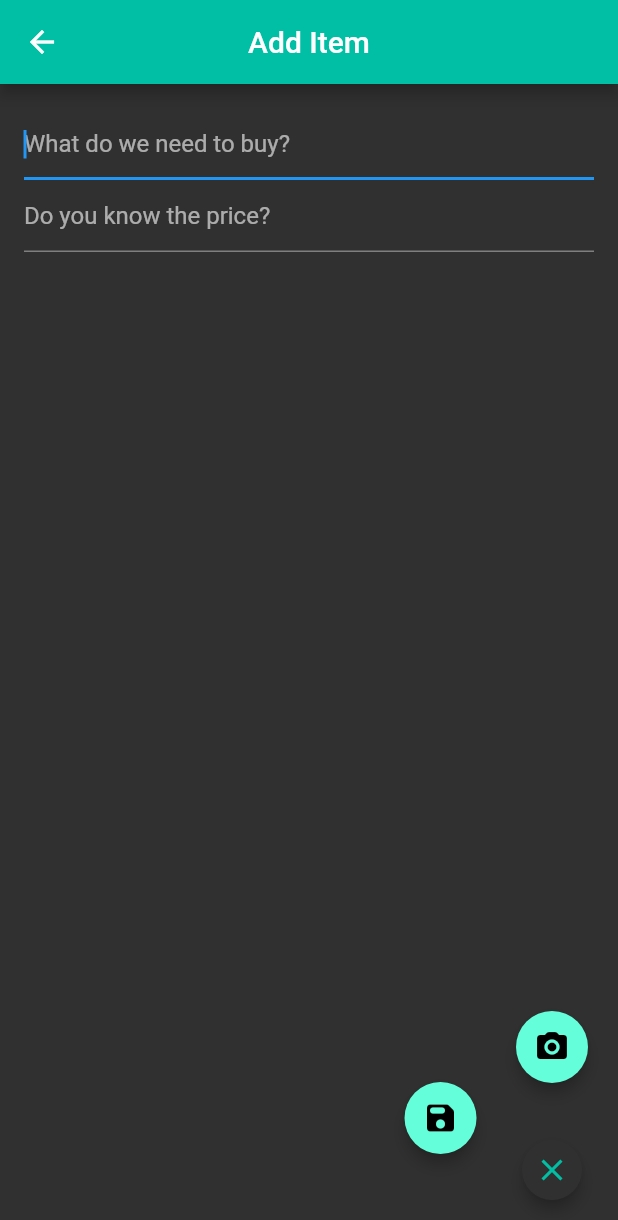
After one commit to lucssilva/flutter_market_list_app, a Flutter app: the AddOrEditPage screen opened by its route, after a tap on the "close" icon, on a phone screen of 412 x 824 dp. The commit adds this screen. Shown: the top 1220 px of the screen. Run offline on Flutter 3.47's test engine with Material 2 defaults, Android fonts, the phone set to English and light mode, and no system bars.

Commit message:
Updating Pages from View with ExpandableFabWidget addition from Flutter Cookbook

```diff
--- a/lib/utils/consts.dart
+++ b/lib/utils/consts.dart
@@ -6,7 +6,23 @@ abstract class Routes {
 abstract class UIText {
   UIText._();
   static String get appTitle => 'Market List App';
-  static String get addTodo => 'Add Todo';
-  static String get todos => 'Todos';
+  static String get add => 'Add Item';
+  static String get edit => 'Edit Item';
+  static String get save => 'Save Changes';
+  static String get list => 'List';
   static String get stats => 'Stats';
+  static String get itemHint => 'What do we need to buy?';
+  static String get priceHint => 'Do you know the price?';
 }
+
+abstract class Validators {
+  Validators._();
+  static String title(String str) =>
+      str.trim().isEmpty ? 'Please enter some text' : null;
+}
+
+abstract class Measurements {
+  static double get fabDistance => 82.0;
+  static double get fabStartBttAngle => 25.0;
+  static double get fabIncrementBttAngle => 65.0;
+}
--- /dev/null
+++ b/lib/view/components/_expadingactionbutton.component.dart
@@ -0,0 +1,35 @@
+import 'dart:math' as math;
+import 'package:flutter/material.dart';
+
+class ExpandingActionButtonComponent extends StatelessWidget {
+  ExpandingActionButtonComponent({
+    @required this.child,
+    @required this.directionInDegrees,
+    @required this.maxDistance,
+    @required this.progress,
+  });
+  final Widget child;
+  final double directionInDegrees;
+  final double maxDistance;
+  final Animation<double> progress;
+
+  @override
+  build(_) => AnimatedBuilder(
+      animation: progress,
+      child: FadeTransition(opacity: progress, child: child),
+      builder: (_, child) {
+        final offset = Offset.fromDirection(
+          directionInDegrees * (math.pi / 180.0),
+          progress.value * maxDistance,
+        );
+
+        return Positioned(
+          right: 4.0 + offset.dx,
+          bottom: 4.0 + offset.dy,
+          child: Transform.rotate(
+            angle: (1.0 - progress.value) * math.pi / 2,
+            child: child,
+          ),
+        );
+      });
+}
--- /dev/null
+++ b/lib/view/components/_taptoclosefab.component.dart
@@ -0,0 +1,26 @@
+import 'package:flutter/material.dart';
+
+class TapToCloseFabComponent extends StatelessWidget {
+  const TapToCloseFabComponent({@required this.onTapToClose});
+  final VoidCallback onTapToClose;
+
+  @override
+  build(_) => SizedBox(
+        width: 56.0,
+        height: 56.0,
+        child: Center(
+          child: Material(
+            shape: const CircleBorder(),
+            clipBehavior: Clip.antiAlias,
+            elevation: 4.0,
+            child: InkWell(
+              onTap: onTapToClose,
+              child: Padding(
+                padding: const EdgeInsets.all(8.0),
+                child: Icon(Icons.close, color: Theme.of(_).primaryColor),
+              ),
+            ),
+          ),
+        ),
+      );
+}
--- /dev/null
+++ b/lib/view/components/_taptoopenfab.component.dart
@@ -0,0 +1,34 @@
+import 'package:flutter/material.dart';
+
+class TapToOpenFabComponent extends StatelessWidget {
+  const TapToOpenFabComponent({
+    @required this.isOpen,
+    @required this.onTapToOpen,
+  });
+  final bool isOpen;
+  final VoidCallback onTapToOpen;
+
+  @override
+  build(_) => IgnorePointer(
+        ignoring: isOpen,
+        child: AnimatedContainer(
+          transformAlignment: Alignment.center,
+          transform: Matrix4.diagonal3Values(
+            isOpen ? 0.7 : 1.0,
+            isOpen ? 0.7 : 1.0,
+            1.0,
+          ),
+          duration: const Duration(milliseconds: 250),
+          curve: const Interval(0.0, 0.5, curve: Curves.easeOut),
+          child: AnimatedOpacity(
+            opacity: isOpen ? 0.0 : 1.0,
+            curve: const Interval(0.25, 1.0, curve: Curves.easeInOut),
+            duration: const Duration(milliseconds: 250),
+            child: FloatingActionButton(
+              onPressed: onTapToOpen,
+              child: const Icon(Icons.more_horiz),
+            ),
+          ),
+        ),
+      );
+}
--- /dev/null
+++ b/lib/view/components/expandablefab.dart
@@ -0,0 +1,3 @@
+export '_expadingactionbutton.component.dart';
+export '_taptoclosefab.component.dart';
+export '_taptoopenfab.component.dart';
--- a/lib/view/pages/addedit.page.dart
+++ b/lib/view/pages/addedit.page.dart
@@ -1,6 +1,32 @@
 import 'package:flutter/material.dart';
+import 'package:market_list_crud_app/utils/consts.dart';
+import 'package:market_list_crud_app/view/screens/itemform.screen.dart';
+import 'package:market_list_crud_app/view/widgets/actionbutton.widget.dart';
+import 'package:market_list_crud_app/view/widgets/expandablefab.widget.dart';
 
 class AddOrEditPage extends StatelessWidget {
+  const AddOrEditPage({this.isEditing = false});
+  final bool isEditing;
+
   @override
-  build(_) => Container();
+  build(_) => Scaffold(
+        appBar: AppBar(
+          centerTitle: true,
+          title: Text(isEditing ? UIText.edit : UIText.add),
+        ),
+        body: ItemFormScreen(isEditing),
+        floatingActionButton: ExpandableFabWidget(
+          distance: Measurements.fabDistance,
+          children: [
+            ActionButtonWidget(
+              onPressed: () => {},
+              icon: const Icon(Icons.save_rounded),
+            ),
+            ActionButtonWidget(
+              onPressed: () => {},
+              icon: const Icon(Icons.camera_alt_rounded),
+            ),
+          ],
+        ),
+      );
 }
--- a/lib/view/pages/index.page.dart
+++ b/lib/view/pages/index.page.dart
@@ -15,10 +15,10 @@ class IndexPage extends StatelessWidget {
         floatingActionButton: FloatingActionButton(
           onPressed: () => Navigator.pushNamed(_, Routes.ADD),
           child: Icon(Icons.add),
-          tooltip: UIText.addTodo,
+          tooltip: UIText.add,
         ),
         bottomNavigationBar: NavBarWidget(
-          activeScreen: Screens.todos,
+          activeScreen: Screens.list,
           onScreenSelected: (tab) {},
         ),
       );
--- /dev/null
+++ b/lib/view/screens/itemform.screen.dart
@@ -0,0 +1,27 @@
+import 'package:flutter/material.dart';
+import 'package:market_list_crud_app/utils/consts.dart';
+
+class ItemFormScreen extends StatelessWidget {
+  const ItemFormScreen(this.isEditing);
+  final bool isEditing;
+
+  @override
+  build(_) => Padding(
+        padding: EdgeInsets.all(16.0),
+        child: Form(
+          child: ListView(
+            children: [
+              TextFormField(
+                autofocus: !isEditing,
+                validator: Validators.title,
+                decoration: InputDecoration(hintText: UIText.itemHint),
+              ),
+              TextFormField(
+                keyboardType: TextInputType.number,
+                decoration: InputDecoration(hintText: UIText.priceHint),
+              ),
+            ],
+          ),
+        ),
+      );
+}
--- /dev/null
+++ b/lib/view/widgets/actionbutton.widget.dart
@@ -0,0 +1,19 @@
+import 'package:flutter/material.dart';
+
+class ActionButtonWidget extends StatelessWidget {
+  const ActionButtonWidget({this.onPressed, @required this.icon});
+
+  final VoidCallback onPressed;
+  final Widget icon;
+
+  @override
+  build(_) => Material(
+      elevation: 4.0,
+      shape: const CircleBorder(),
+      clipBehavior: Clip.antiAlias,
+      color: Theme.of(_).accentColor,
+      child: IconTheme.merge(
+        data: Theme.of(_).accentIconTheme,
+        child: IconButton(onPressed: onPressed, icon: icon),
+      ));
+}
--- /dev/null
+++ b/lib/view/widgets/expandablefab.widget.dart
@@ -0,0 +1,90 @@
+import 'package:flutter/material.dart';
+import 'package:market_list_crud_app/utils/consts.dart';
+import 'package:market_list_crud_app/view/components/expandablefab.dart';
+
+class ExpandableFabWidget extends StatefulWidget {
+  const ExpandableFabWidget({
+    this.initialOpen = false,
+    @required this.distance,
+    @required this.children,
+  });
+
+  final bool initialOpen;
+  final double distance;
+  final List<Widget> children;
+
+  @override
+  createState() => _ExpandableFabWidgetState();
+}
+
+class _ExpandableFabWidgetState extends State<ExpandableFabWidget>
+    with SingleTickerProviderStateMixin {
+  AnimationController _controller;
+  Animation<double> _expandAnimation;
+  bool _open = false;
+
+  @override
+  initState() {
+    super.initState();
+    _open = widget.initialOpen ?? false;
+    _controller = AnimationController(
+      value: _open ? 1.0 : 0.0,
+      duration: const Duration(milliseconds: 250),
+      vsync: this,
+    );
+    _expandAnimation = CurvedAnimation(
+      curve: Curves.fastOutSlowIn,
+      reverseCurve: Curves.easeOutQuad,
+      parent: _controller,
+    );
+  }
+
+  @override
+  dispose() {
+    _controller.dispose();
+    super.dispose();
+  }
+
+  _toggle() {
+    setState(() {
+      _open = !_open;
+      if (_open) {
+        _controller.forward();
+      } else {
+        _controller.reverse();
+      }
+    });
+  }
+
+  @override
+  build(_) => SizedBox.expand(
+        child: Stack(
+          alignment: Alignment.bottomRight,
+          clipBehavior: Clip.none,
+          children: [
+            TapToCloseFabComponent(onTapToClose: _toggle),
+            ..._buildExpandingActionButtons(),
+            TapToOpenFabComponent(isOpen: _open, onTapToOpen: _toggle),
+          ],
+        ),
+      );
+  List<Widget> _buildExpandingActionButtons() {
+    final children = <Widget>[];
+    final count = widget.children.length;
+    final step = Measurements.fabIncrementBttAngle / (count - 1);
+
+    for (var i = 0, angleInDegrees = Measurements.fabStartBttAngle;
+        i < count;
+        i++, angleInDegrees += step) {
+      children.add(
+        ExpandingActionButtonComponent(
+          directionInDegrees: angleInDegrees,
+          maxDistance: widget.distance,
+          progress: _expandAnimation,
+          child: widget.children[i],
+        ),
+      );
+    }
+    return children;
+  }
+}
--- a/lib/view/widgets/navbar.widget.dart
+++ b/lib/view/widgets/navbar.widget.dart
@@ -2,7 +2,7 @@ import 'package:flutter/material.dart';
 import 'package:market_list_crud_app/utils/consts.dart';
 
 enum Screens {
-  todos,
+  list,
   stats,
 }
 
@@ -17,17 +17,12 @@ class NavBarWidget extends StatelessWidget {
 
   @override
   build(_) => BottomNavigationBar(
-        key: UniqueKey(),
-        currentIndex: Screens.values.indexOf(activeScreen),
-        onTap: (index) => onScreenSelected(Screens.values[index]),
-        items: Screens.values
-            .map(
-              (tab) => BottomNavigationBarItem(
-                label: tab == Screens.stats ? UIText.stats : UIText.todos,
-                icon:
-                    Icon(tab == Screens.todos ? Icons.list : Icons.show_chart),
-              ),
-            )
-            .toList(),
-      );
+      currentIndex: Screens.values.indexOf(activeScreen),
+      onTap: (index) => onScreenSelected(Screens.values[index]),
+      items: Screens.values
+          .map((tab) => BottomNavigationBarItem(
+                label: tab == Screens.stats ? UIText.stats : UIText.list,
+                icon: Icon(tab == Screens.list ? Icons.list : Icons.show_chart),
+              ))
+          .toList());
 }
```
